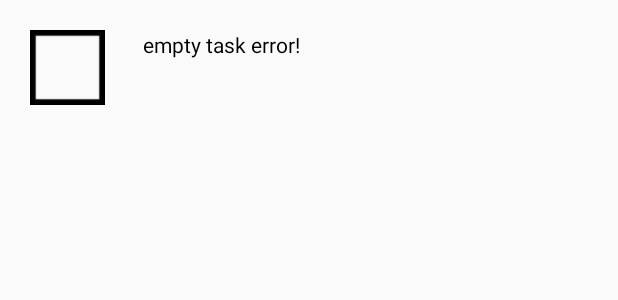
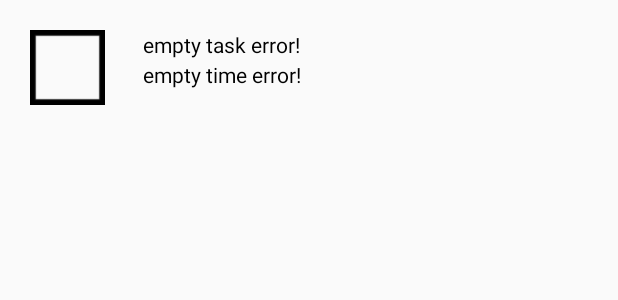
Before and after one commit to JosephB-Workstation/Check, an Android app: the layout item_task.xml on its own in the app's theme, with its tools: preview values and no code run, on a phone screen of 412 x 824 dp. Shown: the top 300 px of the screen. Run offline under Robolectric (Android 15) with nearby library versions, the phone set to English and light mode, and no system bars.

Commit message:
Due/Recursion Date support v2
Now, instead of having to click on your tasks and open a pesky dialog box, you can see the due date for your tasks on the task label itself. And for recurring tasks, you can see when it will reset, and it's reset frequency

```diff
--- a/app/src/main/res/layout/item_task.xml
+++ b/app/src/main/res/layout/item_task.xml
@@ -39,9 +39,19 @@
         <TextView
             android:id="@+id/taskName"
             android:layout_width="400dp"
-            android:layout_height="50dp"
+            android:layout_height="20dp"
             android:layout_marginStart="5dp"
             android:text="empty task error!"
+            android:textColor="?attr/textColor">
+        </TextView>
+
+        <TextView
+            android:id="@+id/taskTime"
+            android:layout_width="400dp"
+            android:layout_height="20dp"
+            android:layout_below="@id/taskName"
+            android:layout_marginStart="5dp"
+            android:text="empty time error!"
             android:textColor="?attr/textColor">
 
         </TextView>
```
Also changed, not shown: app/build.gradle (+7 -5 lines), app/src/main/java/com/check/app/Task_Stuff/TaskAdapter.java (+63 -1 lines).
